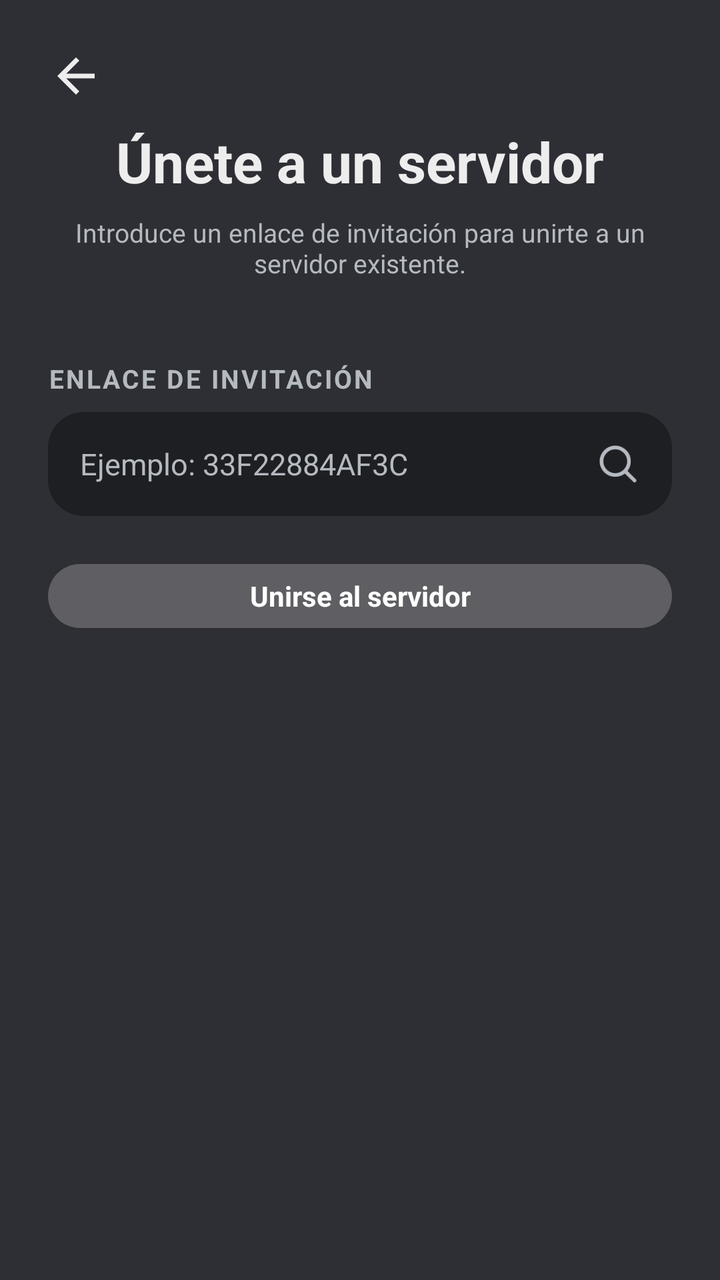
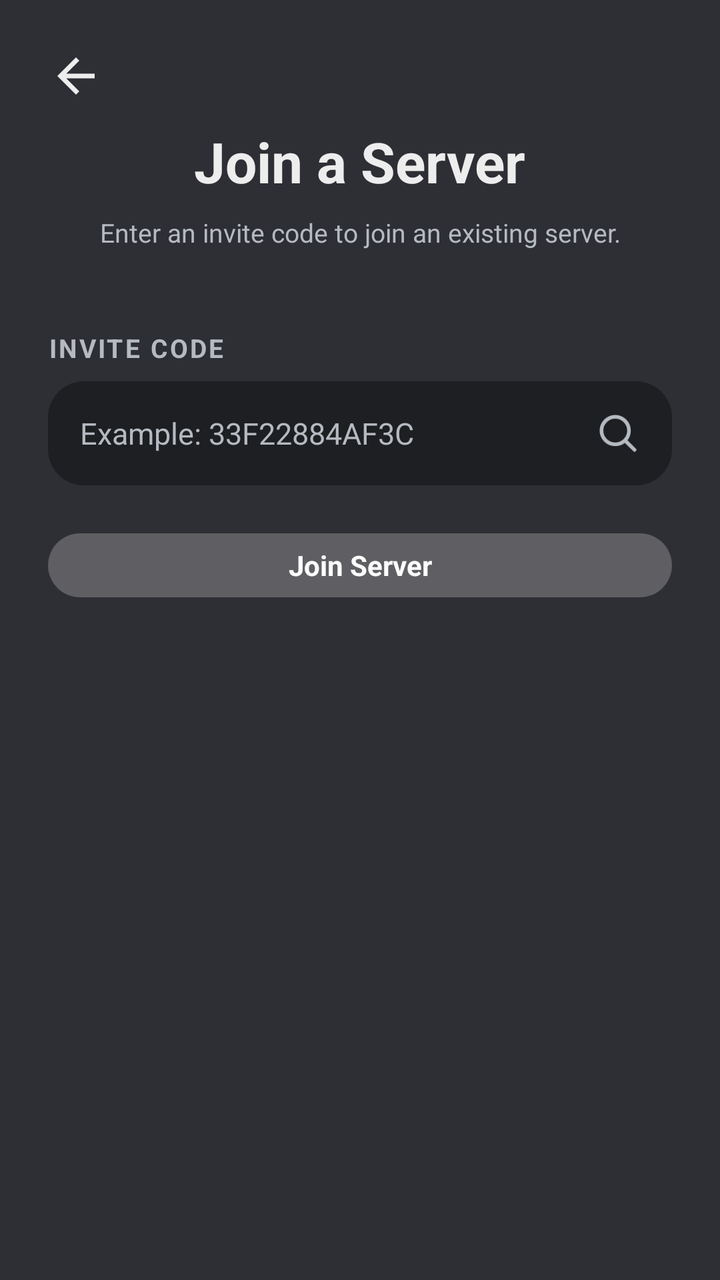

An Android layout rendered at two revisions. The XML below is the earlier revision; the diff shows what the commit changed to produce the second picture.
<!-- AndroidManifest.xml: application theme Theme.Androidfrontendlinkoria -->
<!-- res/layout/activity_join_server.xml -->
<?xml version="1.0" encoding="utf-8"?>
<androidx.constraintlayout.widget.ConstraintLayout xmlns:android="http://schemas.android.com/apk/res/android"
    xmlns:app="http://schemas.android.com/apk/res-auto"
    android:layout_width="match_parent"
    android:layout_height="match_parent"
    xmlns:tools="http://schemas.android.com/tools"
    android:id="@+id/main"
    android:padding="24dp"
    android:background="@color/bg_chat"
    tools:context=".server.ui.JoinServerActivity">

    
    <ImageView
        android:id="@+id/btn_back"
        android:layout_width="28dp"
        android:layout_height="28dp"
        android:src="@drawable/ic_arrow_back"
        app:tint="@color/text_primary"
        app:layout_constraintStart_toStartOf="parent"
        app:layout_constraintTop_toTopOf="parent" />

    
    <TextView
        android:id="@+id/tv_title"
        android:layout_width="wrap_content"
        android:layout_height="wrap_content"
        android:text="Únete a un servidor"
        android:textColor="@color/text_primary"
        android:textSize="28sp"
        android:textStyle="bold"
        android:layout_marginTop="10dp"
        app:layout_constraintTop_toBottomOf="@id/btn_back"
        app:layout_constraintStart_toStartOf="parent"
        app:layout_constraintEnd_toEndOf="parent" />

    
    <TextView
        android:id="@+id/tv_subtitle"
        android:layout_width="0dp"
        android:layout_height="wrap_content"
        android:text="Introduce un enlace de invitación para unirte a un servidor existente."
        android:textColor="@color/text_secondary"
        android:textAlignment="center"
        android:textSize="13sp"
        android:layout_marginTop="8dp"
        app:layout_constraintTop_toBottomOf="@id/tv_title"
        app:layout_constraintStart_toStartOf="parent"
        app:layout_constraintEnd_toEndOf="parent" />

    
    <TextView
        android:id="@+id/tv_invite"
        android:layout_width="wrap_content"
        android:layout_height="wrap_content"
        android:text="Enlace de invitación"
        android:textColor="@color/text_secondary"
        android:textSize="13sp"
        android:letterSpacing="0.08"
        android:textStyle="bold"
        android:textAllCaps="true"
        android:layout_marginTop="40dp"
        app:layout_constraintTop_toBottomOf="@id/tv_subtitle"
        app:layout_constraintStart_toStartOf="parent" />

    
    <FrameLayout
        android:id="@+id/fl_input_container"
        android:layout_width="0dp"
        android:layout_height="52dp"
        android:layout_marginTop="8dp"
        app:layout_constraintTop_toBottomOf="@id/tv_invite"
        app:layout_constraintStart_toStartOf="parent"
        app:layout_constraintEnd_toEndOf="parent">

        <EditText
            android:id="@+id/et_invite"
            android:layout_width="match_parent"
            android:layout_height="match_parent"
            android:background="@drawable/bg_input"
            android:hint="Ejemplo: 33F22884AF3C"
            android:paddingStart="16dp"
            android:paddingEnd="52dp"
            android:textColor="@color/text_primary"
            android:textColorHint="@color/text_secondary"
            android:textSize="15sp"
            android:inputType="textUri" />

        <ImageView
            android:id="@+id/ic_search"
            android:layout_width="22dp"
            android:layout_height="22dp"
            android:layout_gravity="end|center_vertical"
            android:layout_marginEnd="16dp"
            android:src="@drawable/ic_search"
            app:tint="@color/text_secondary" />

    </FrameLayout>

    
    <ImageView
        android:id="@+id/img_server_icon"
        android:layout_width="100dp"
        android:layout_height="100dp"
        android:background="@drawable/bg_circle"
        android:visibility="gone"
        android:scaleType="centerCrop"
        android:layout_marginTop="24dp"
        app:layout_constraintTop_toBottomOf="@id/fl_input_container"
        app:layout_constraintStart_toStartOf="parent"
        app:layout_constraintEnd_toEndOf="parent" />

    
    <TextView
        android:id="@+id/tv_server_name"
        android:layout_width="wrap_content"
        android:layout_height="wrap_content"
        android:textColor="@color/text_primary"
        android:textSize="18sp"
        android:textStyle="bold"
        android:visibility="gone"
        android:layout_marginTop="12dp"
        app:layout_constraintTop_toBottomOf="@id/img_server_icon"
        app:layout_constraintStart_toStartOf="parent"
        app:layout_constraintEnd_toEndOf="parent" />

    
    <Button
        android:id="@+id/btn_join_server"
        style="@style/PrimaryButton"
        android:layout_width="0dp"
        android:layout_height="40dp"
        android:text="Unirse al servidor"
        android:textAllCaps="false"
        android:textColor="@android:color/white"
        android:textSize="14sp"
        android:textStyle="bold"
        android:enabled="false"
        android:layout_marginTop="20dp"
        app:layout_constraintEnd_toEndOf="parent"
        app:layout_constraintStart_toStartOf="parent"
        app:layout_constraintTop_toBottomOf="@id/tv_server_name" />

</androidx.constraintlayout.widget.ConstraintLayout>
<!-- resources referenced by this layout -->
<resources>
  <color name="bg_chat">#2E2E35</color>
  <color name="text_primary">#EDEDED</color>
  <color name="text_secondary">#B5BAC1</color>
  <!-- drawable bg_circle (drawable) -->
  <?xml version="1.0" encoding="utf-8"?>
  <shape xmlns:android="http://schemas.android.com/apk/res/android"
      android:shape="oval">
      <solid android:color="#2B2D31" />
  </shape>
  <!-- drawable bg_input (drawable) -->
  <?xml version="1.0" encoding="utf-8"?>
  <shape xmlns:android="http://schemas.android.com/apk/res/android">
  
      <solid android:color="@color/bg_sidebar"/>
  
      <corners android:radius="18dp"/>
  
  </shape>
  <!-- drawable ic_arrow_back (drawable) -->
  <vector xmlns:android="http://schemas.android.com/apk/res/android" android:autoMirrored="true" android:height="24dp" android:tint="#FFFFFF" android:viewportHeight="24" android:viewportWidth="24" android:width="24dp">
        
      <path android:fillColor="@android:color/white" android:pathData="M20,11H7.83l5.59,-5.59L12,4l-8,8 8,8 1.41,-1.41L7.83,13H20v-2z"/>
      
  </vector>
  <!-- drawable ic_search (drawable) -->
  <vector xmlns:android="http://schemas.android.com/apk/res/android"
      android:width="18dp"
      android:height="18dp"
      android:viewportWidth="24"
      android:viewportHeight="24">
    <path
        android:pathData="M15.795,15.811L21,21M18,10.5C18,14.642 14.642,18 10.5,18C6.358,18 3,14.642 3,10.5C3,6.358 6.358,3 10.5,3C14.642,3 18,6.358 18,10.5Z"
        android:strokeLineJoin="round"
        android:strokeWidth="2"
        android:fillColor="#00000000"
        android:strokeColor="#000000"
        android:strokeLineCap="round"/>
  </vector>
  <style name="PrimaryButton" parent="Widget.Material3.Button">
          <item name="android:layout_width">match_parent</item>
          <item name="android:layout_height">56dp</item>
  
          <item name="android:textAllCaps">false</item>
          <item name="android:textSize">16sp</item>
          <item name="android:textStyle">bold</item>
          <item name="android:textColor">#EDEDED</item>
  
          <item name="cornerRadius">20dp</item>
          <item name="backgroundTint">@color/primary_button_background_tint</item>
  
          <item name="rippleColor">#22000000</item>
  
          <item name="android:stateListAnimator">@null</item>
          <item name="elevation">2dp</item>
      </style>
  <style name="Theme.Androidfrontendlinkoria" parent="Theme.MaterialComponents.DayNight.NoActionBar">
          
          <item name="colorPrimary">@color/primary_blue</item>
          <item name="colorPrimaryVariant">@color/purple_700</item>
          <item name="colorOnPrimary">@color/white</item>
          
          <item name="colorSecondary">@color/teal_200</item>
          <item name="colorSecondaryVariant">@color/teal_700</item>
          <item name="colorOnSecondary">@color/black</item>
          
          <item name="android:statusBarColor">?attr/colorPrimaryVariant</item>
          
      </style>
  <color name="bg_sidebar">#1E1F22</color>
  <color name="primary_blue">#5865F2</color>
  <color name="purple_700">#3700B3</color>
  <color name="white">#FFFFFF</color>
  <color name="teal_200">#03DAC5</color>
  <color name="teal_700">#018786</color>
  <color name="black">#000000</color>
</resources>

<!-- the commit's change to res/layout/activity_join_server.xml (unified diff, before → after) -->
@@ -24,7 +24,7 @@
         android:id="@+id/tv_title"
         android:layout_width="wrap_content"
         android:layout_height="wrap_content"
-        android:text="Únete a un servidor"
+        android:text="Join a Server"
         android:textColor="@color/text_primary"
         android:textSize="28sp"
         android:textStyle="bold"
@@ -38,7 +38,7 @@
         android:id="@+id/tv_subtitle"
         android:layout_width="0dp"
         android:layout_height="wrap_content"
-        android:text="Introduce un enlace de invitación para unirte a un servidor existente."
+        android:text="Enter an invite code to join an existing server."
         android:textColor="@color/text_secondary"
         android:textAlignment="center"
         android:textSize="13sp"
@@ -52,7 +52,7 @@
         android:id="@+id/tv_invite"
         android:layout_width="wrap_content"
         android:layout_height="wrap_content"
-        android:text="Enlace de invitación"
+        android:text="Invite Code"
         android:textColor="@color/text_secondary"
         android:textSize="13sp"
         android:letterSpacing="0.08"
@@ -77,7 +77,7 @@
             android:layout_width="match_parent"
             android:layout_height="match_parent"
             android:background="@drawable/bg_input"
-            android:hint="Ejemplo: 33F22884AF3C"
+            android:hint="Example: 33F22884AF3C"
             android:paddingStart="16dp"
             android:paddingEnd="52dp"
             android:textColor="@color/text_primary"
@@ -129,7 +129,7 @@
         style="@style/PrimaryButton"
         android:layout_width="0dp"
         android:layout_height="40dp"
-        android:text="Unirse al servidor"
+        android:text="Join Server"
         android:textAllCaps="false"
         android:textColor="@android:color/white"
         android:textSize="14sp"
